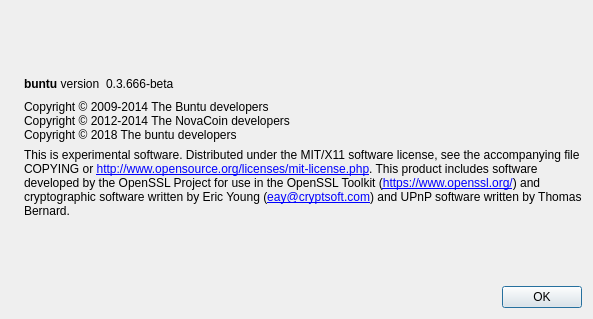
First picture: the form in src/qt/forms/aboutdialog.ui, repository btcreversal/safemasternode, before the edit.
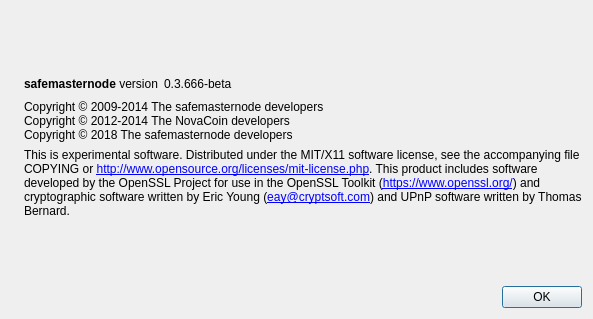
Second picture: the form after the edit. Icons and pictures are not drawn.

```diff
--- a/src/qt/forms/aboutdialog.ui
+++ b/src/qt/forms/aboutdialog.ui
@@ -50,7 +50,7 @@
           <cursorShape>IBeamCursor</cursorShape>
          </property>
          <property name="text">
-          <string>&lt;b&gt;buntu&lt;/b&gt; version</string>
+          <string>&lt;b&gt;safemasternode&lt;/b&gt; version</string>
          </property>
          <property name="textInteractionFlags">
           <set>Qt::LinksAccessibleByMouse|Qt::TextSelectableByKeyboard|Qt::TextSelectableByMouse</set>
@@ -91,9 +91,9 @@
         <cursorShape>IBeamCursor</cursorShape>
        </property>
        <property name="text">
-        <string>Copyright © 2009-2014 The Buntu developers
+        <string>Copyright © 2009-2014 The safemasternode developers
 Copyright © 2012-2014 The NovaCoin developers
-Copyright © 2018 The buntu developers</string>
+Copyright © 2018 The safemasternode developers</string>
        </property>
        <property name="textInteractionFlags">
         <set>Qt::LinksAccessibleByMouse|Qt::TextSelectableByKeyboard|Qt::TextSelectableByMouse</set>
```
Left out of the diff: 6 changed lines with no effect on the pictures.
